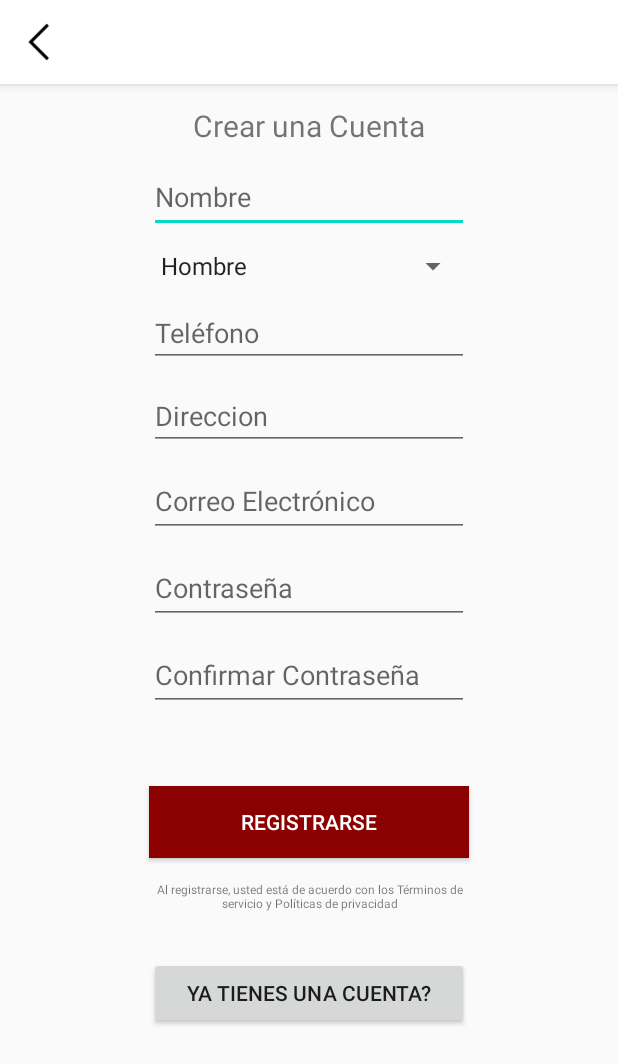
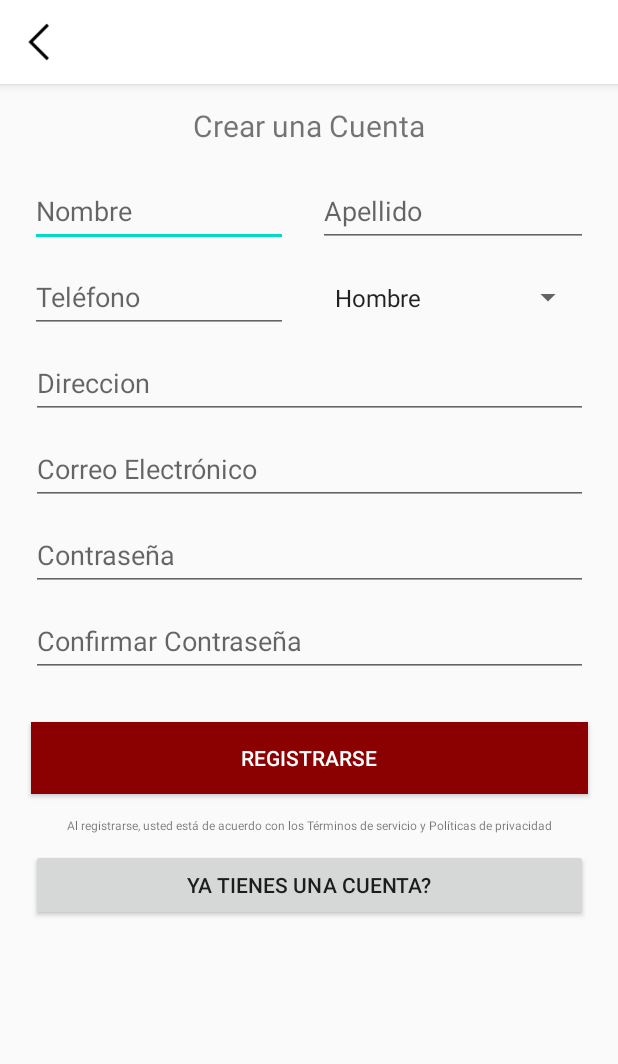
Before and after one commit to cristhianmunoz/AppAndroid-PholapSC, an Android app: the screen it shows after launch (SingInActivity), after a tap on "¿NO TIENES CUENTA?", on a phone screen of 412 x 824 dp. Shown: the top 1064 px of the screen. Run offline under Robolectric (Android 15) with nearby library versions, the phone set to English and light mode, and no system bars; our stand-ins replace Firebase (no records; nobody signed in at launch, a user with empty details on screens opened directly); pictures from the network do not load; 1 other tap on this screen came first.

```diff
--- a/app/src/main/java/com/munozcristhian/pholapsc/Constantes.kt
+++ b/app/src/main/java/com/munozcristhian/pholapsc/Constantes.kt
@@ -1,4 +1,7 @@
 package com.munozcristhian.pholapsc
+
+import com.munozcristhian.pholapsc.model.Usuario
 
 const val EXTRA_LOGIN = "EXTRA_LOGIN"
 const val PASSWORD_LENGHT = 8
+const val CURRENT_USER = "CURRENT_USER"
--- a/app/src/main/java/com/munozcristhian/pholapsc/model/Usuario.kt
+++ b/app/src/main/java/com/munozcristhian/pholapsc/model/Usuario.kt
@@ -1,7 +1,10 @@
 package com.munozcristhian.pholapsc.model
 
+import java.io.Serializable
+
 data class Usuario(val nombre: String? = null,
+                   val apellido: String? = null,
                    val genero: String? = null,
                    val telefono: String? = null,
                    val direccion: String? = null,
-                   val correo: String? = null)
+                   val correo: String? = null): Serializable
--- a/app/src/main/res/layout/activity_sing_in.xml
+++ b/app/src/main/res/layout/activity_sing_in.xml
@@ -57,21 +57,34 @@
 
     <EditText
         android:id="@+id/editText_SingInNombre"
-        android:layout_width="wrap_content"
-        android:layout_height="wrap_content"
-        android:layout_marginTop="10dp"
+        android:layout_width="172dp"
+        android:layout_height="47dp"
+        android:layout_marginStart="20dp"
+        android:layout_marginTop="20dp"
         android:ems="10"
         android:hint="@string/SingIn_Nombre"
         android:inputType="textPersonName"
         android:minHeight="48dp"
-        app:layout_constraintEnd_toEndOf="@+id/textViewTitleSingIn"
-        app:layout_constraintStart_toStartOf="@+id/textViewTitleSingIn"
+        app:layout_constraintStart_toStartOf="parent"
+        app:layout_constraintTop_toBottomOf="@+id/textViewTitleSingIn" />
+
+    <EditText
+        android:id="@+id/editText_SingInApellido"
+        android:layout_width="180dp"
+        android:layout_height="47dp"
+        android:layout_marginTop="20dp"
+        android:ems="10"
+        android:hint="@string/SingIn_Apellido"
+        android:inputType="textPersonName"
+        android:minHeight="48dp"
+        app:layout_constraintEnd_toEndOf="parent"
+        app:layout_constraintStart_toEndOf="@+id/editText_SingInNombre"
         app:layout_constraintTop_toBottomOf="@+id/textViewTitleSingIn" />
 
     <EditText
         android:id="@+id/editTextSingInCorreo"
-        android:layout_width="wrap_content"
-        android:layout_height="wrap_content"
+        android:layout_width="371dp"
+        android:layout_height="47dp"
         android:layout_marginTop="10dp"
         android:ems="10"
         android:hint="@string/SingIn_Correo"
@@ -83,42 +96,42 @@
 
     <EditText
         android:id="@+id/editTextSingInPassword"
-        android:layout_width="wrap_content"
-        android:layout_height="wrap_content"
+        android:layout_width="371dp"
+        android:layout_height="47dp"
         android:layout_marginTop="10dp"
         android:ems="10"
         android:hint='@string/SingIn_Contrasena'
         android:inputType="textPassword"
         android:minHeight="48dp"
-        app:layout_constraintEnd_toEndOf="@+id/editTextSingInCorreo"
-        app:layout_constraintStart_toStartOf="@+id/editTextSingInCorreo"
+        app:layout_constraintEnd_toEndOf="parent"
+        app:layout_constraintStart_toStartOf="parent"
         app:layout_constraintTop_toBottomOf="@+id/editTextSingInCorreo" />
 
     <EditText
         android:id="@+id/editTextPasswordConfirmation"
-        android:layout_width="wrap_content"
-        android:layout_height="wrap_content"
+        android:layout_width="371dp"
+        android:layout_height="47dp"
         android:layout_marginTop="10dp"
         android:ems="10"
         android:hint="@string/SingIn_R_Contrasena"
         android:inputType="textPassword"
         android:minHeight="48dp"
-        app:layout_constraintEnd_toEndOf="@+id/editTextSingInPassword"
-        app:layout_constraintStart_toStartOf="@+id/editTextSingInPassword"
+        app:layout_constraintEnd_toEndOf="parent"
+        app:layout_constraintStart_toStartOf="parent"
         app:layout_constraintTop_toBottomOf="@+id/editTextSingInPassword" />
 
     <Button
         android:id="@+id/btnRegistrar"
         android:layout_width="0dp"
         android:layout_height="wrap_content"
-        android:layout_marginTop="50dp"
+        android:layout_marginTop="30dp"
         android:background="@color/SingInButton"
         android:text="@string/SingIn_btn_Registrar"
         android:textColor="#FFFFFF"
         app:layout_constraintEnd_toEndOf="@+id/editTextPasswordConfirmation"
         app:layout_constraintStart_toStartOf="@+id/editTextPasswordConfirmation"
         app:layout_constraintTop_toBottomOf="@+id/editTextPasswordConfirmation"
-        tools:text="@string/SingIn_btn_Registrar"/>
+        tools:text="@string/SingIn_btn_Registrar" />
 
     <TextView
         android:id="@+id/textViewTerminos"
@@ -137,45 +150,45 @@
         android:id="@+id/btnGoLogin"
         android:layout_width="0dp"
         android:layout_height="wrap_content"
-        android:layout_marginTop="30dp"
+        android:layout_marginTop="10dp"
         android:text="@string/SingIn_btnCuenta"
         app:layout_constraintEnd_toEndOf="@+id/textViewTerminos"
         app:layout_constraintStart_toStartOf="@+id/textViewTerminos"
         app:layout_constraintTop_toBottomOf="@+id/textViewTerminos"
-        tools:text="@string/SingIn_btnCuenta"/>
+        tools:text="@string/SingIn_btnCuenta" />
 
     <Spinner
         android:id="@+id/spinnerGeneros"
-        android:layout_width="0dp"
-        android:layout_height="wrap_content"
+        android:layout_width="174dp"
+        android:layout_height="38dp"
         android:layout_marginTop="10dp"
-        app:layout_constraintEnd_toEndOf="@+id/editText_SingInNombre"
-        app:layout_constraintStart_toStartOf="@+id/editText_SingInNombre"
-        app:layout_constraintTop_toBottomOf="@+id/editText_SingInNombre" />
+        app:layout_constraintBottom_toBottomOf="@+id/editTextPhone"
+        app:layout_constraintEnd_toEndOf="parent"
+        app:layout_constraintStart_toEndOf="@+id/editTextPhone"
+        app:layout_constraintTop_toBottomOf="@+id/editText_SingInApellido" />
 
     <EditText
         android:id="@+id/editTextPhone"
-        android:layout_width="wrap_content"
-        android:layout_height="wrap_content"
+        android:layout_width="172dp"
+        android:layout_height="47dp"
+        android:layout_marginStart="20dp"
         android:layout_marginTop="10dp"
         android:ems="10"
         android:hint="@string/SignIn_Telefono"
         android:inputType="phone"
-        app:layout_constraintEnd_toEndOf="@+id/spinnerGeneros"
-        app:layout_constraintHorizontal_bias="0.0"
-        app:layout_constraintStart_toStartOf="@+id/spinnerGeneros"
-        app:layout_constraintTop_toBottomOf="@+id/spinnerGeneros" />
+        app:layout_constraintStart_toStartOf="parent"
+        app:layout_constraintTop_toBottomOf="@+id/editText_SingInNombre" />
 
     <EditText
         android:id="@+id/editTextDireccion"
-        android:layout_width="wrap_content"
-        android:layout_height="wrap_content"
+        android:layout_width="371dp"
+        android:layout_height="47dp"
         android:layout_marginTop="10dp"
         android:ems="10"
         android:hint="@string/SignIn_Direccion"
         android:inputType="textPersonName"
-        app:layout_constraintEnd_toEndOf="@+id/editTextPhone"
-        app:layout_constraintStart_toStartOf="@+id/editTextPhone"
+        app:layout_constraintEnd_toEndOf="parent"
+        app:layout_constraintStart_toStartOf="parent"
         app:layout_constraintTop_toBottomOf="@+id/editTextPhone" />
 
 
--- a/app/src/main/res/values/strings.xml
+++ b/app/src/main/res/values/strings.xml
@@ -45,13 +45,14 @@
     <!-- Strings Sing In-->
     <string name="title_Crear_Cuenta">Crear una Cuenta</string>
     <string name="SingIn_Nombre">Nombre</string>
+    <string name="SingIn_Apellido">Apellido</string>
+    <string name="SingIn_NombreUsuario">Nombre de Usuario</string>
     <string name="SingIn_Correo">Correo Electrónico</string>
     <string name="SingIn_Contrasena">Contraseña</string>
     <string name="SingIn_R_Contrasena">Confirmar Contraseña</string>
     <string name="SingIn_btn_Registrar">Registrarse</string>
     <string name="SingIn_Terminos">Al registrarse, usted está de acuerdo con los Términos de servicio y Políticas de privacidad </string>
     <string name="SingIn_btnCuenta">Ya tienes una cuenta?</string>
-    <string name="password_no_match">Las contraseñas no coinciden</string>
     <string name="SignIn_Telefono">Teléfono</string>
     <string name="SignIn_Direccion">Direccion</string>
     <string-array name="generos">
@@ -59,6 +60,15 @@
         <item>Mujer</item>
         <item>Otro</item>
     </string-array>
+
+    <!-- Errores-->
+    <string name="nombre_requerido">El nombre es requerido</string>
+    <string name="apellido_requerido">El apellido es requerido</string>
+    <string name="nombreUsuario_requerido">El nombre de usuario es requerido</string>
+    <string name="telefono_requerido">El teléfono es requerido</string>
+    <string name="direccion_requerido">La dirección es requerida</string>
+    <string name="password_no_match">Las contraseñas no coinciden</string>
+
 
     <!-- Strings List Sessions-->
     <string name="ListSession_Date">Thu Apr 13</string>
```
Also changed, not shown: app/src/main/java/com/munozcristhian/pholapsc/CategoryActivity.kt (+14 -3 lines), app/src/main/java/com/munozcristhian/pholapsc/ConfiguracionesActivity.kt (+21 -11 lines), app/src/main/java/com/munozcristhian/pholapsc/MainActivity.kt (+30 -12 lines), app/src/main/java/com/munozcristhian/pholapsc/Perfil_Activity.kt (+31 -6 lines), app/src/main/java/com/munozcristhian/pholapsc/SingInActivity.kt (+18 -13 lines).
